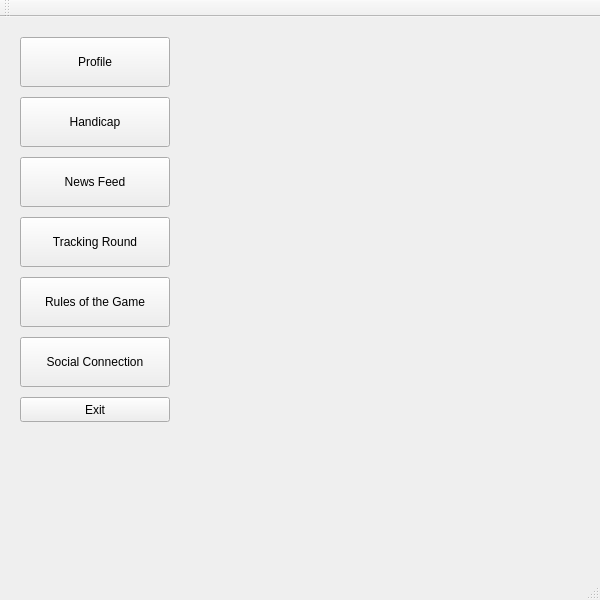
This is GolfApp/mainwindow.ui in drober23/CS340-GolfApp as Qt 5 draws it before an edit. The edited form follows.
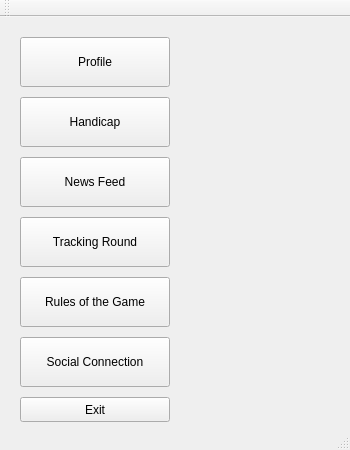
This is the edited form.

```diff
--- a/GolfApp/mainwindow.ui
+++ b/GolfApp/mainwindow.ui
@@ -6,8 +6,8 @@
    <rect>
     <x>0</x>
     <y>0</y>
-    <width>600</width>
-    <height>600</height>
+    <width>350</width>
+    <height>450</height>
    </rect>
   </property>
   <property name="windowTitle">
```
Left out of the diff: 2 changed lines with no effect on the pictures.
